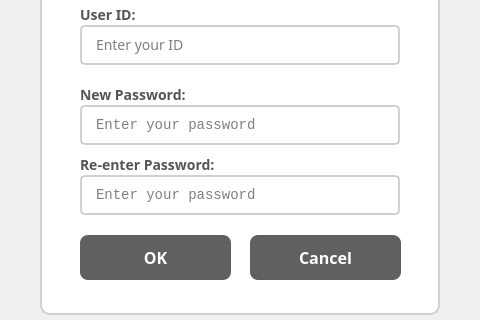
Above: ui/Settings/AdminPwEdit2ViewWindow.ui from eguruno1/calth_reader before the change; both pictures show x 272 to 752 and y 160 to 480 of the 1024 by 600 pixel window. Below: the same form after it.
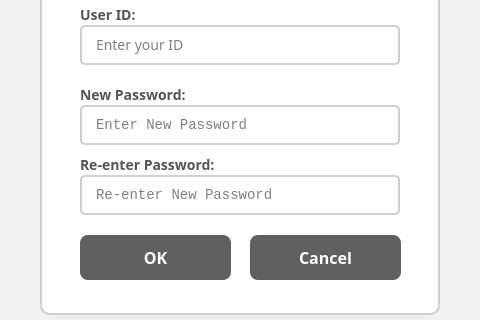
That is the form after the change. Icons and pictures are not drawn.

```diff
--- a/ui/Settings/AdminPwEdit2ViewWindow.ui
+++ b/ui/Settings/AdminPwEdit2ViewWindow.ui
@@ -547,7 +547,7 @@
       <enum>QLineEdit::Password</enum>
      </property>
      <property name="placeholderText">
-      <string>Enter your password</string>
+      <string>Enter New Password</string>
      </property>
     </widget>
     <widget class="QPushButton" name="pushButton_ok">
@@ -646,7 +646,7 @@
       <enum>QLineEdit::Password</enum>
      </property>
      <property name="placeholderText">
-      <string>Enter your password</string>
+      <string>Re-enter New Password</string>
      </property>
     </widget>
     <widget class="QPushButton" name="pushButton_cancel">
```
Left out of the diff: 2 changed lines with no effect on the pictures.
